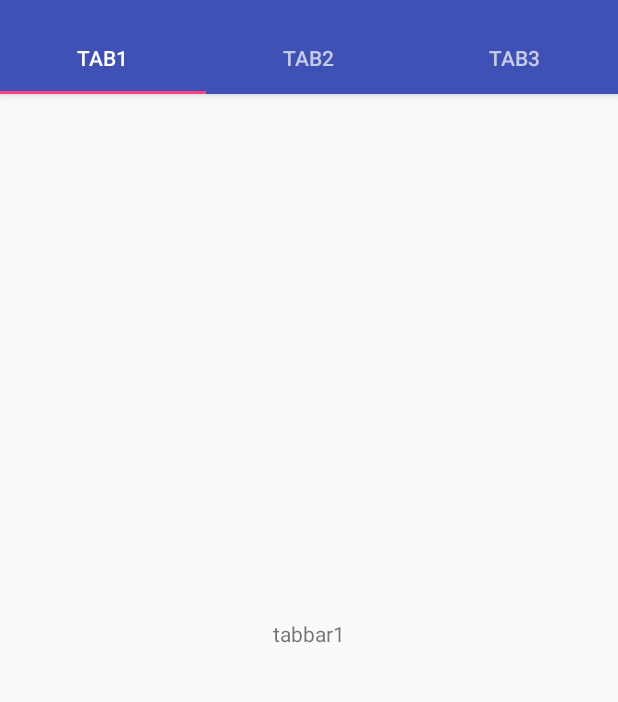
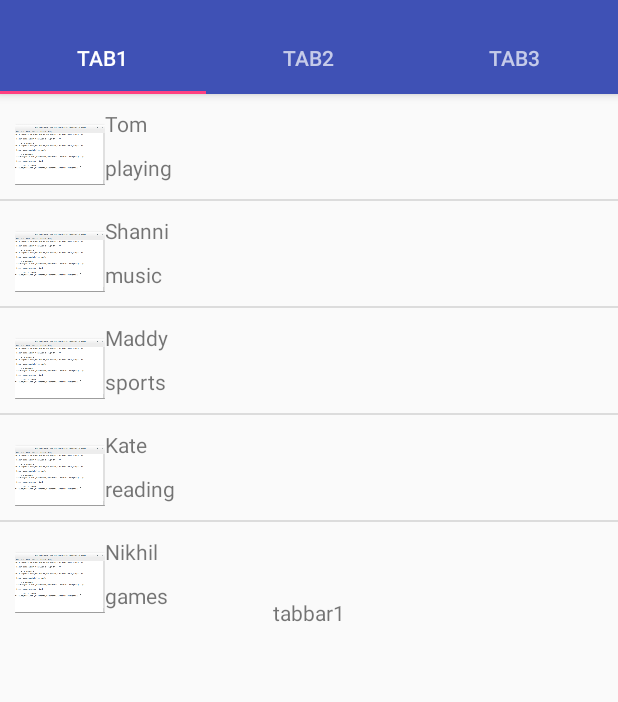
Before and after one commit to nancygoel62/Navigation-Drawer-in-Android, an Android app: the screen it shows after launch (MainActivity), on a phone screen of 412 x 824 dp, the part 62-764 px from its top. Run offline under Robolectric (Android 15) with nearby library versions, the phone set to English and light mode, and no system bars.

Commit message:
ListView separate Activity and in tabbars is added

```diff
--- /dev/null
+++ b/MyApplication1/app/src/main/java/com/example/toshiba/myapplication1/CustomAdapter.java
@@ -0,0 +1,64 @@
+package com.example.toshiba.myapplication1;
+
+import android.app.Activity;
+import android.content.Context;
+import android.view.LayoutInflater;
+import android.view.View;
+import android.view.ViewGroup;
+import android.widget.BaseAdapter;
+import android.widget.ImageView;
+import android.widget.TextView;
+
+import java.util.List;
+
+/**
+ * Created by toshiba on 2/5/16.
+ */
+public class CustomAdapter extends BaseAdapter {
+    Context context;
+    List<rowItem> rowItems;
+    CustomAdapter(Context context, List<rowItem> rowItems)
+    {this.context=context;this.rowItems=rowItems;}
+
+    @Override
+    public int getCount() {
+        return rowItems.size();
+    }
+    @Override
+    public Object getItem(int Position){return rowItems.get(Position);}
+    @Override
+    public long getItemId(int Position){return rowItems.indexOf(getItem(Position));}
+
+    private class ViewHolder{
+        ImageView profile_pic;
+        TextView name;
+        TextView hobby;
+    }
+
+    @Override
+    public View getView(int position, View convertView, ViewGroup parent) {
+
+        ViewHolder holder=null;
+
+        LayoutInflater inflater=(LayoutInflater)context.getSystemService(Activity.LAYOUT_INFLATER_SERVICE);
+        if(convertView==null)
+        {
+            convertView = inflater.inflate(R.layout.list_view,null);
+            holder=new ViewHolder();
+
+            holder.name= (TextView)convertView.findViewById(R.id.names);
+
+            holder.profile_pic= (ImageView)convertView.findViewById(R.id.profile);
+            holder.hobby= (TextView)convertView.findViewById(R.id.hobby);
+
+            rowItem row_pos= rowItems.get(position);
+            holder.profile_pic.setImageResource(row_pos.getProfile_id());
+            holder.name.setText(row_pos.getName());
+            holder.hobby.setText(row_pos.getHobby());
+        }
+        return convertView;
+    }
+
+
+
+}
--- /dev/null
+++ b/MyApplication1/app/src/main/java/com/example/toshiba/myapplication1/rowItem.java
@@ -0,0 +1,25 @@
+package com.example.toshiba.myapplication1;
+
+/**
+ * Created by toshiba on 2/5/16.
+ */
+public class rowItem {
+
+    private String name;
+    private int profile_id;
+    private String hobby;
+
+    public rowItem(String name, int profile_id, String hobby)
+    {
+        this.name=name;
+        this.hobby=hobby;
+        this.profile_id=profile_id;
+    }
+    public  String getName(){return  name;}
+    public  int getProfile_id(){return profile_id;}
+    public String getHobby(){return hobby;}
+
+    public void setName(String name){this.name=name;}
+    public void setProfile_id(int profile_id){this.profile_id=profile_id;}
+    public void setHobby(String hobby){this.hobby=hobby;}
+}
--- a/MyApplication1/app/src/main/java/com/example/toshiba/myapplication1/tabbar1.java
+++ b/MyApplication1/app/src/main/java/com/example/toshiba/myapplication1/tabbar1.java
@@ -1,16 +1,28 @@
 package com.example.toshiba.myapplication1;
 
+import android.content.res.TypedArray;
 import android.os.Bundle;
 import android.support.v4.app.Fragment;
 import android.view.LayoutInflater;
 import android.view.View;
 import android.view.ViewGroup;
+import android.widget.ListView;
+
+import java.util.ArrayList;
+import java.util.List;
 
 /**
  * Created by toshiba on 1/5/16.
  */
+
+
 public class tabbar1 extends Fragment {
 
+    String[] name;
+    String[] hobby;
+    TypedArray profile_pics;
+    List<rowItem> rowItems;
+    ListView mylistview;
 
     public void onCreate(Bundle bundle) {
         super.onCreate(bundle);
@@ -18,6 +30,22 @@ public class tabbar1 extends Fragment {
 
     public View onCreateView(LayoutInflater inflater, ViewGroup container, Bundle bundle) {
         View v = inflater.inflate(R.layout.tabbar1, container, false);
+        rowItems = new ArrayList<rowItem>();
+
+        name=getResources().getStringArray(R.array.Names);
+        hobby=getResources().getStringArray(R.array.Hobby);
+        profile_pics=getResources().obtainTypedArray(R.array.Profile_Pics);
+
+        for (int i=0;i<name.length;i++)
+        {
+            rowItem item=new rowItem(name[i],profile_pics.getResourceId(i,-1),hobby[i]);
+            rowItems.add(item);
+        }
+
+        mylistview=(ListView)v.findViewById(R.id.listview);
+        CustomAdapter adapter= new CustomAdapter(v.getContext(), rowItems);
+        mylistview.setAdapter(adapter);
+
         return v;
     }
 
--- /dev/null
+++ b/MyApplication1/app/src/main/res/layout/list_view.xml
@@ -0,0 +1,26 @@
+<?xml version="1.0" encoding="utf-8"?>
+<RelativeLayout xmlns:android="http://schemas.android.com/apk/res/android"
+    android:layout_width="match_parent" android:layout_height="match_parent">
+
+    <ImageView
+        android:layout_width="70dp"
+        android:layout_height="70dp"
+        android:id="@+id/profile"
+        android:paddingLeft="10dp"
+        android:paddingTop="10dp"/>
+    <TextView
+        android:layout_width="wrap_content"
+        android:layout_height="wrap_content"
+        android:id="@+id/names"
+        android:layout_marginTop="10dp"
+        android:layout_toRightOf="@+id/profile"
+        android:text="text"/>
+    <TextView
+        android:layout_width="wrap_content"
+        android:layout_height="wrap_content"
+        android:id="@+id/hobby"
+        android:layout_marginTop="10dp"
+        android:layout_toRightOf="@+id/profile"
+        android:layout_below="@+id/names"
+        android:text="text2"/>
+</RelativeLayout>
--- a/MyApplication1/app/src/main/res/layout/tabbar1.xml
+++ b/MyApplication1/app/src/main/res/layout/tabbar1.xml
@@ -1,6 +1,13 @@
 <?xml version="1.0" encoding="utf-8"?>
 <RelativeLayout xmlns:android="http://schemas.android.com/apk/res/android"
     android:layout_width="match_parent" android:layout_height="match_parent">
+
+    <ListView
+        android:layout_width="match_parent"
+        android:layout_height="wrap_content"
+        android:id="@+id/listview">
+
+    </ListView>
 
     <TextView
         android:layout_width="wrap_content"
@@ -8,6 +15,7 @@
         android:textAppearance="?android:attr/textAppearanceSmall"
         android:text="tabbar1"
         android:id="@+id/textView2"
+        android:layout_alignBottom="@+id/listview"
         android:layout_centerVertical="true"
         android:layout_centerHorizontal="true" />
 </RelativeLayout>
--- a/MyApplication1/app/src/main/res/values/strings.xml
+++ b/MyApplication1/app/src/main/res/values/strings.xml
@@ -5,4 +5,27 @@
     <string name="navigation_drawer_close">Close navigation drawer</string>
 
     <string name="action_settings">Settings</string>
+    <string-array name="Names">
+        <item>Tom</item>
+        <item>Shanni</item>
+        <item>Maddy</item>
+        <item>Kate</item>
+        <item>Nikhil</item>
+    </string-array>
+
+    <array name="Profile_Pics">
+        <item>@drawable/image1</item>
+        <item>@drawable/image1</item>
+        <item>@drawable/image1</item>
+        <item>@drawable/image1</item>
+        <item>@drawable/image1</item>
+    </array>
+    <string-array name="Hobby">
+        <item>playing</item>
+        <item>music</item>
+        <item>sports</item>
+        <item>reading</item>
+        <item>games</item>
+    </string-array>
+
 </resources>
```
Also changed, not shown: MyApplication1/app/src/main/ic_launcher-web.png (added), MyApplication1/app/src/main/res/drawable-v21/image1.png (added), MyApplication1/app/src/main/res/drawable/image1.png (added), MyApplication1/app/src/main/res/mipmap-hdpi/ic_launcher.png, MyApplication1/app/src/main/res/mipmap-mdpi/ic_launcher.png, MyApplication1/app/src/main/res/mipmap-xhdpi/ic_launcher.png, MyApplication1/app/src/main/res/mipmap-xxhdpi/ic_launcher.png, MyApplication1/app/src/main/res/mipmap-xxxhdpi/ic_launcher.png.
